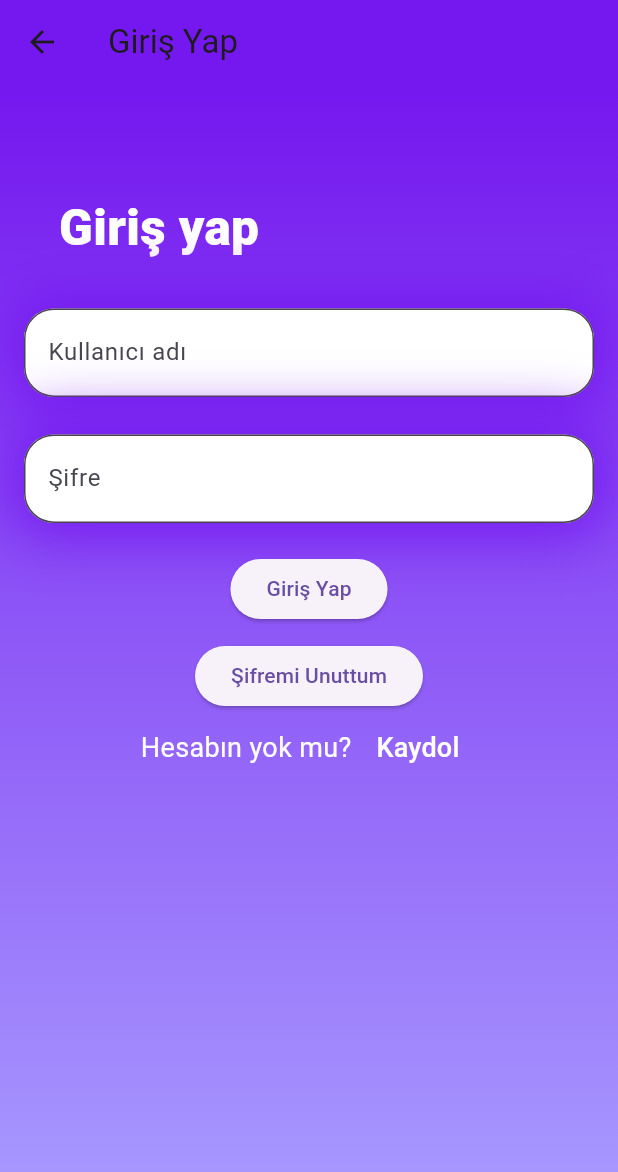
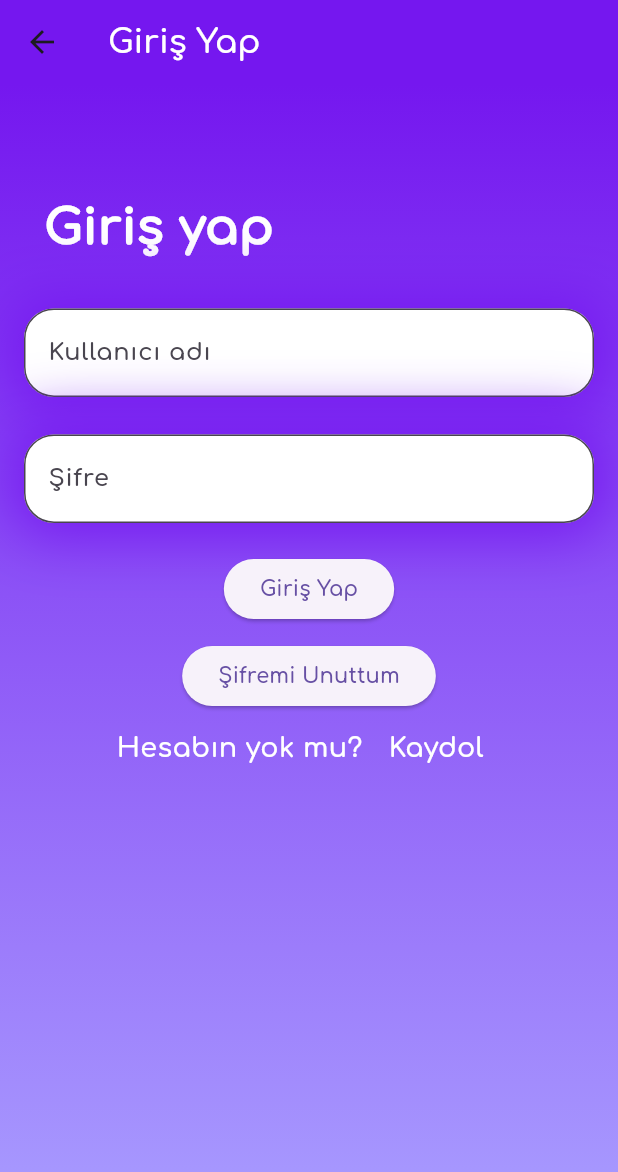
Before and after one commit to anilkrblt/musica, a Flutter app: the Arama_Sayfasi screen opened by its route, after a tap on "Giriş yap", on a phone screen of 412 x 824 dp. Shown: the top 1172 px of the screen. Run offline on Flutter 3.47's test engine with Material 3 defaults, Android fonts, the phone set to English and light mode, and no system bars; our stand-ins replace audioplayers, file_picker, marquee, palette_generator, sqflite; missing offline and left inert: dart:html; accounts and stored records are empty; network calls fail.

Commit message:
alper ve yiğit kardeşlerimle beraber uygulamaya uygun fontu seçip uyguladık.Bu tasarımda mutabık kaldık. Adam mısın Samet?

```diff
--- /dev/null
+++ b/lib/alt_sayfalar/font.dart
@@ -0,0 +1,10 @@
+import 'package:flutter/material.dart';
+
+class Font {
+  Font._();
+
+  static const TextStyle normal = TextStyle(
+    fontFamily: 'MyCustomFont',
+    color: Colors.white,
+  );
+}
--- a/lib/arama_sayfasi.dart
+++ b/lib/arama_sayfasi.dart
@@ -10,9 +10,6 @@ import 'package:musica/database/song_crud.dart';
 import 'package:musica/play_music_sayfasi.dart';
 import 'package:musica/profil_sayfasi.dart';
 import 'package:sqflite/sqflite.dart';
-
-
-
 
 class SpotifyService {
   final String _clientId = 'd9b578117ffc4b9fbf1f5553a7a72051';
@@ -196,7 +193,6 @@ class _Arama_SayfasiState extends State<Arama_Sayfasi> {
     });
   }
 
-
   List<String> aramaGecmisi = [];
   @override
   Widget build(BuildContext context) {
@@ -218,7 +214,7 @@ class _Arama_SayfasiState extends State<Arama_Sayfasi> {
           child: Padding(
             padding: const EdgeInsets.all(8.0),
             child: Container(
-            // padding: EdgeInsets.only(top: 30),
+              // padding: EdgeInsets.only(top: 30),
               child: TextField(
                 autofocus: true,
                 controller: _searchController, // Bu satırı ekleyin
@@ -264,8 +260,8 @@ class _Arama_SayfasiState extends State<Arama_Sayfasi> {
                               fontSize: 27,
                               fontWeight: FontWeight.bold)),
                     ),
-                    Expanded(
-                      flex: 4,
+                    Flexible(
+                      fit: FlexFit.loose,
                       child: Padding(
                         padding: const EdgeInsets.only(left: 10),
                         child: Container(
@@ -302,7 +298,7 @@ class _Arama_SayfasiState extends State<Arama_Sayfasi> {
               ),
             ),
             Expanded(
-              flex: 4,
+              flex: 5,
               child: ListView.builder(
                 itemCount: _tracks.length,
                 itemBuilder: (context, index) {
@@ -415,7 +411,6 @@ class _Arama_SayfasiState extends State<Arama_Sayfasi> {
               ),
               onPressed: () {
                 Navigator.pushNamed(context, '/ProfilSayfasi');
-
               },
             ),
           ],
--- a/lib/main.dart
+++ b/lib/main.dart
@@ -2,6 +2,7 @@ import 'package:flutter/material.dart';
 import 'package:musica/alt_sayfalar/ayarlar_p.dart';
 import 'package:musica/alt_sayfalar/calma_listesi_p.dart';
 import 'package:musica/alt_sayfalar/favoriler_p.dart';
+import 'package:musica/alt_sayfalar/font.dart';
 import 'package:musica/alt_sayfalar/son_dinlenenler_p.dart';
 import 'package:musica/alt_sayfalar/tum_sarkilar_p.dart';
 import 'package:musica/ana_sayfa.dart';
@@ -23,24 +24,28 @@ class MyApp extends StatefulWidget {
 }
 
 class _MyAppState extends State<MyApp> {
-
   @override
   Widget build(BuildContext context) {
     return MaterialApp(
+      theme: ThemeData(
+        fontFamily: 'MyCustomFont',
+      ),
       debugShowCheckedModeBanner: false,
       initialRoute: '/',
       routes: {
         '/': (context) => const Giris(),
-        '/LoginScreen':(context) => const LoginScreen(),
-        '/AramaSayfasi':(context) => const Arama_Sayfasi(),
-        '/RegisterScreen':(context) =>  const RegisterScreen(),
+        '/LoginScreen': (context) => const LoginScreen(),
+        '/AramaSayfasi': (context) => const Arama_Sayfasi(),
+        '/RegisterScreen': (context) => const RegisterScreen(),
         //'/AnaSayfa':(context) => const AnaSayfa(username: ),
         //'/ProfilSayfasi':(context) => const ProfilSayfasi(),
         '/TumSarkilar': (context) => const TumSarkilarSayfasi(),
         '/CalmaListesi': (context) => const CalmaListesi(),
-        '/SonDinlenenler':(context) => const SonDinlenenler(),
-        '/Favoriler':(context) =>  Favoriler(control: 0,),
-        '/Ayarlar':(context) => const Ayarlar()
+        '/SonDinlenenler': (context) => const SonDinlenenler(),
+        '/Favoriler': (context) => Favoriler(
+              control: 0,
+            ),
+        '/Ayarlar': (context) => const Ayarlar()
       },
     );
   }
--- a/lib/modeller/login_screen.dart
+++ b/lib/modeller/login_screen.dart
@@ -1,4 +1,5 @@
 import 'package:flutter/material.dart';
+import 'package:musica/alt_sayfalar/font.dart';
 import 'package:musica/ana_sayfa.dart';
 import 'package:musica/database/database_helper.dart';
 import 'package:musica/database/user_crud.dart';
@@ -52,7 +53,10 @@ class _LoginScreenState extends State<LoginScreen> {
   Widget build(BuildContext context) {
     return Scaffold(
       appBar: AppBar(
-        title: Text('Giriş Yap'),
+        title: Text(
+          'Giriş Yap',
+          style: Font.normal,
+        ),
         backgroundColor: renk2(),
       ),
       body: Container(
--- a/lib/play_music_sayfasi.dart
+++ b/lib/play_music_sayfasi.dart
@@ -3,7 +3,6 @@ import 'package:marquee/marquee.dart';
 import 'package:palette_generator/palette_generator.dart';
 import 'package:flutter/material.dart';
 import 'package:musica/ana_sayfa.dart';
-
 
 // ignore: must_be_immutable
 class PlayMusic extends StatefulWidget {
@@ -185,7 +184,7 @@ class _PlayMusicState extends State<PlayMusic> {
                       slider(),
                       Text(
                         //buraya alternetif çözüm bul
-                        '${_formatDuration(_sliderValue)}                                               ${_formatDuration(_maxSliderValue)}',
+                        '${_formatDuration(_sliderValue)}                                           ${_formatDuration(_maxSliderValue)}',
                         style: const TextStyle(
                             fontSize: 20, color: Colors.white60),
                       ),
--- a/pubspec.yaml
+++ b/pubspec.yaml
@@ -60,6 +60,10 @@ dev_dependencies:
 
 # The following section is specific to Flutter packages.
 flutter:
+  fonts:
+    - family: MyCustomFont
+      fonts:
+        - asset: fonts/normal.ttf
 
   # The following line ensures that the Material Icons font is
   # included with your application, so that you can use the icons in
```
Also changed, not shown: fonts/normal.ttf (added).
